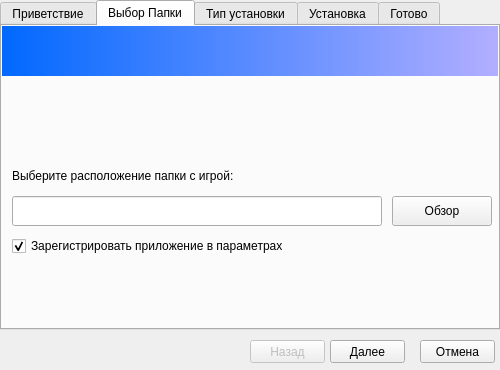
First picture: the form in installer.ui, repository gdlocalisation/gdl-installer, before the edit.
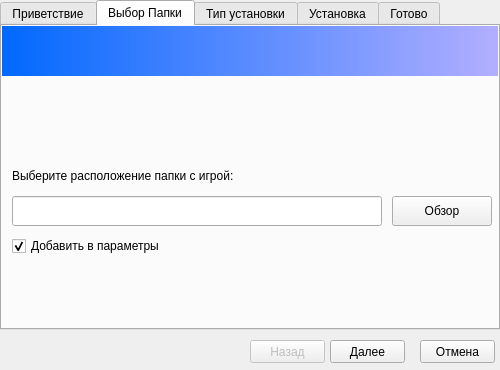
Second picture: the form after the edit. The open tabs and pages were chosen to show the change. Icons and pictures are not drawn.

Commit message: text edit text

Patch:
```diff
--- a/installer.ui
+++ b/installer.ui
@@ -216,7 +216,7 @@
        </rect>
       </property>
       <property name="text">
-       <string>Зарегистрировать приложение в параметрах</string>
+       <string>Добавить в параметры</string>
       </property>
       <property name="checked">
        <bool>true</bool>
```
